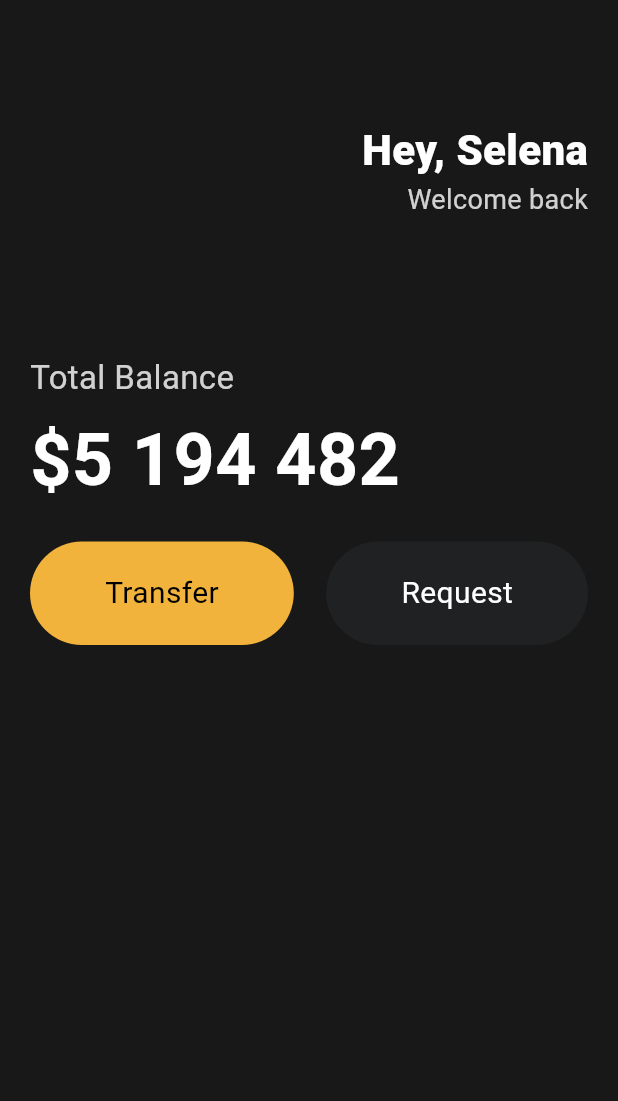
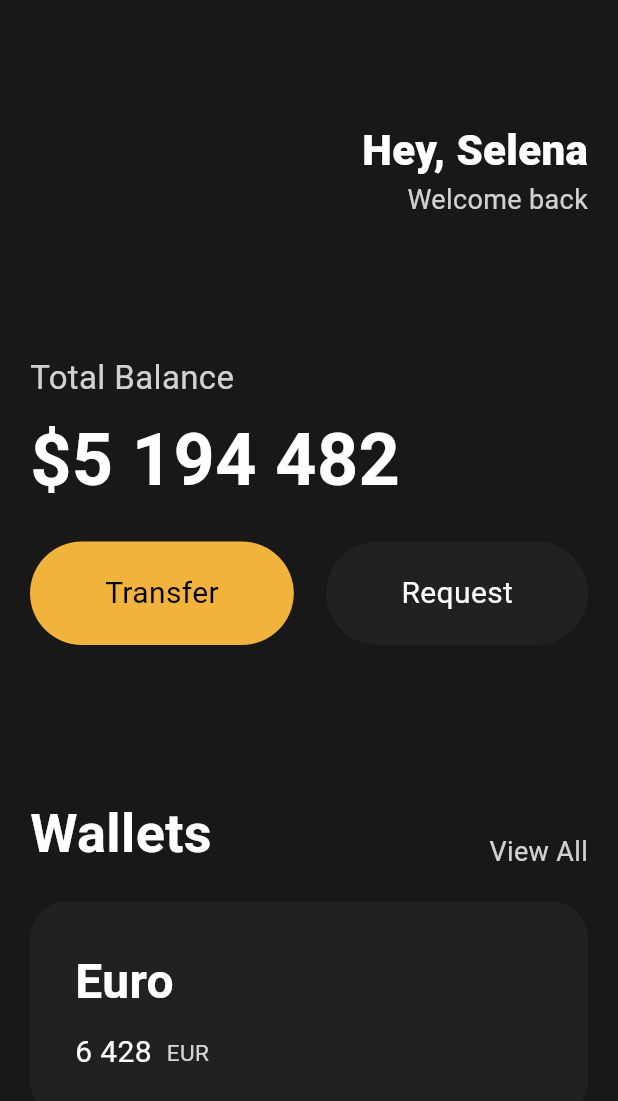
Before and after one commit to ChoiHoYong/Flutter-Bank-Cards-Stateless-Widget, a Flutter app: the screen it shows after launch, on a phone screen of 412 x 824 dp. Shown: the top 1101 px of the screen. Run offline on Flutter 3.47's test engine with Material 3 defaults, Android fonts, the phone set to English and light mode, and no system bars.

Commit message:
화면 카드 생성

```diff
--- a/toonflix/lib/main.dart
+++ b/toonflix/lib/main.dart
@@ -87,6 +87,83 @@ class App extends StatelessWidget {
                   ),
                 ],
               ),
+              const SizedBox(
+                height: 100,
+              ),
+              Row(
+                crossAxisAlignment: CrossAxisAlignment.end,
+                mainAxisAlignment: MainAxisAlignment.spaceBetween,
+                children: [
+                  const Text(
+                    'Wallets',
+                    style: TextStyle(
+                      color: Colors.white,
+                      fontSize: 36,
+                      fontWeight: FontWeight.w600,
+                    ),
+                  ),
+                  Text(
+                    'View All',
+                    style: TextStyle(
+                      color: Colors.white.withOpacity(0.8),
+                      fontSize: 18,
+                    ),
+                  ),
+                ],
+              ),
+              const SizedBox(
+                height: 20,
+              ),
+              Container(
+                decoration: BoxDecoration(
+                  color: const Color(0xFF1F2123),
+                  borderRadius: BorderRadius.circular(25),
+                ),
+                child: Padding(
+                  padding: const EdgeInsets.all(30),
+                  child: Row(
+                    children: [
+                      Column(
+                        crossAxisAlignment: CrossAxisAlignment.start,
+                        children: [
+                          const Text(
+                            'Euro',
+                            style: TextStyle(
+                              color: Colors.white,
+                              fontSize: 32,
+                              fontWeight: FontWeight.w600,
+                            ),
+                          ),
+                          const SizedBox(
+                            height: 10,
+                          ),
+                          Row(
+                            children: [
+                              const Text(
+                                '6 428',
+                                style: TextStyle(
+                                  color: Colors.white,
+                                  fontSize: 20,
+                                ),
+                              ),
+                              const SizedBox(
+                                width: 10,
+                              ),
+                              Text(
+                                'EUR',
+                                style: TextStyle(
+                                  color: Colors.white.withOpacity(0.8),
+                                  fontSize: 15,
+                                ),
+                              ),
+                            ],
+                          ),
+                        ],
+                      ),
+                    ],
+                  ),
+                ),
+              ),
             ],
           ),
         ),
```
